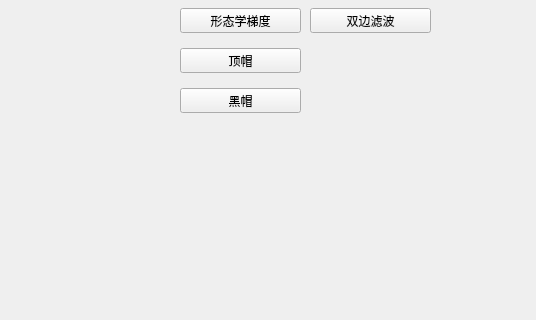
Old version of the form mainwindow.ui in the repository eitail/openCv; both pictures show x 510 to 1046 and y 182 to 502 of the 1046 by 736 pixel window.
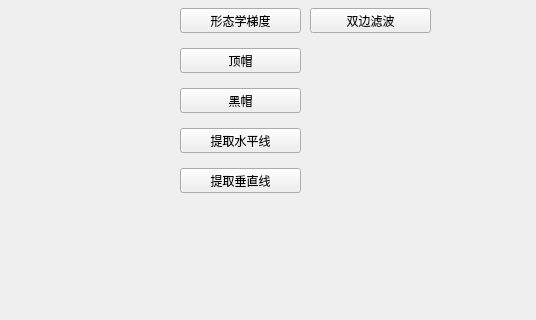
New version of the form.

Commit message: add function  blur() and other blur

The edit to the form file:
```diff
--- a/mainwindow.ui
+++ b/mainwindow.ui
@@ -235,6 +235,32 @@
      <string>均值滤波</string>
     </property>
    </widget>
+   <widget class="QPushButton" name="get_hor">
+    <property name="geometry">
+     <rect>
+      <x>690</x>
+      <y>310</y>
+      <width>121</width>
+      <height>25</height>
+     </rect>
+    </property>
+    <property name="text">
+     <string>提取水平线</string>
+    </property>
+   </widget>
+   <widget class="QPushButton" name="get_ver">
+    <property name="geometry">
+     <rect>
+      <x>690</x>
+      <y>350</y>
+      <width>121</width>
+      <height>25</height>
+     </rect>
+    </property>
+    <property name="text">
+     <string>提取垂直线</string>
+    </property>
+   </widget>
   </widget>
   <widget class="QStatusBar" name="statusBar"/>
  </widget>
```
The commit also changes 2 other files.
